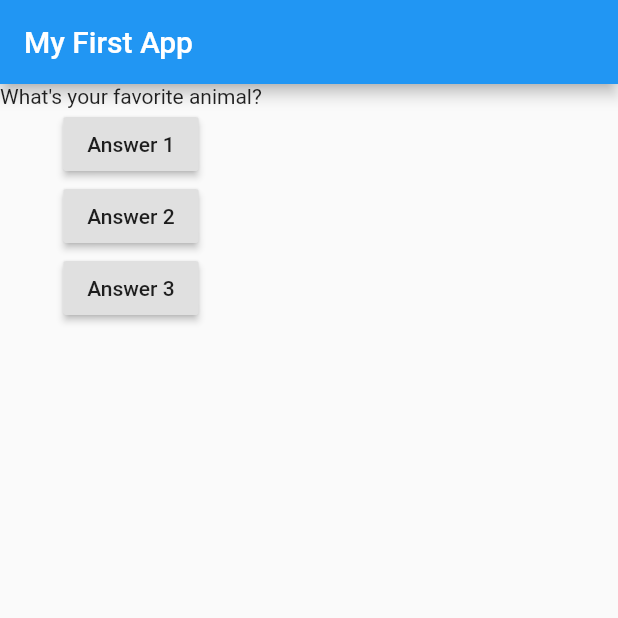
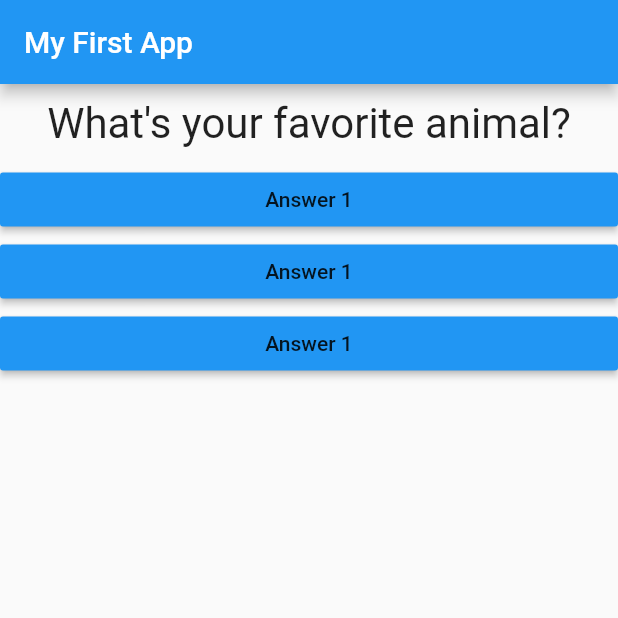
Before and after one commit to IzaltinoNeto/studying-flutter, a Flutter app: the screen it shows after launch, after a tap on "Answer 1", on a phone screen of 412 x 824 dp, the top half of it. Run offline on Flutter 3.47's test engine with Material 2 defaults, Android fonts, the phone set to English and light mode, and no system bars.

Commit message:
pass callback functions to child Widgets

```diff
--- /dev/null
+++ b/lib/answer.dart
@@ -0,0 +1,20 @@
+import 'package:flutter/material.dart';
+
+class Answer extends StatelessWidget {
+
+  final Function selectHandler;
+
+  Answer(this.selectHandler);
+
+  @override
+  Widget build(BuildContext context) {
+    return Container(
+      width: double.infinity,
+      child: RaisedButton(
+        color: Colors.blue,
+        child: Text('Answer 1'),
+        onPressed: selectHandler,
+      ),
+    );
+  }
+}
--- a/lib/main.dart
+++ b/lib/main.dart
@@ -1,26 +1,24 @@
 import 'package:flutter/material.dart';
 
 import './question.dart';
+import './answer.dart';
+
 void main() => runApp(MyApp());
 
 class MyApp extends StatefulWidget {
-
   @override
   State<StatefulWidget> createState() {
-     return _MyAppState();
+    return _MyAppState();
   }
 }
 
 class _MyAppState extends State<MyApp> {
   int _questionsIndex = 0;
 
-
-
   void answerQuestion() {
     setState(() {
-    _questionsIndex = _questionsIndex + 1;
+      _questionsIndex = _questionsIndex + 1;
     });
-
   }
 
   @override
@@ -38,24 +36,9 @@ class _MyAppState extends State<MyApp> {
         body: Column(
           children: <Widget>[
             Question(questionText: questions[_questionsIndex]),
-            RaisedButton(
-              child: Text('Answer 1'),
-              onPressed: () => {
-                answerQuestion()
-                },
-            ),
-            RaisedButton(
-              child: Text('Answer 2'),
-              onPressed:() => {
-                answerQuestion()
-                },
-            ),
-            RaisedButton(
-              child: Text('Answer 3'),
-              onPressed: () => {
-                answerQuestion()
-                },
-            ),
+            Answer(answerQuestion),
+            Answer(answerQuestion),
+            Answer(answerQuestion),
           ],
         ),
       ),
--- a/lib/question.dart
+++ b/lib/question.dart
@@ -7,6 +7,14 @@ class Question extends StatelessWidget {
 
   @override
   Widget build(BuildContext context) {
-    return Text(questionText);
+    return Container(
+      width: double.infinity,
+      margin: EdgeInsets.all(10),
+      child: Text(
+        questionText,
+        style: TextStyle(fontSize: 28),
+        textAlign: TextAlign.center,
+      ),
+    );
   }
 }
```
